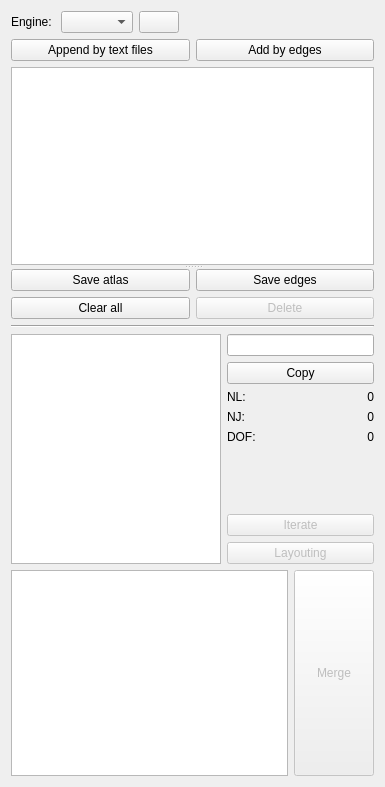
Above: core/synthesis/Collections/Structure.ui from KmolYuan/Pyslvs-UI before the change. Below: the same form after it.
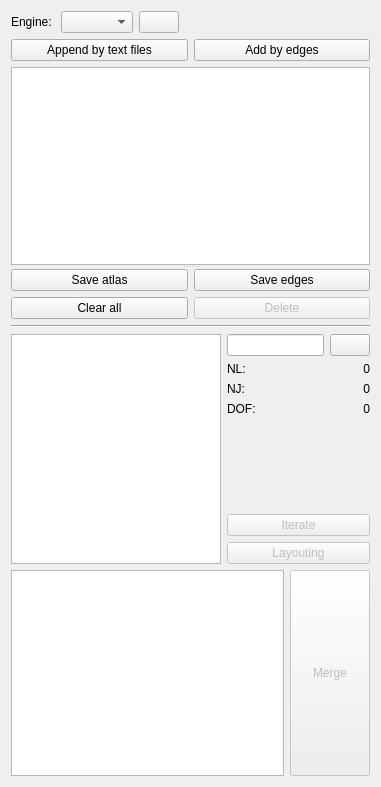
That is the form after the change. Icons and pictures are not drawn.

Commit message: Add copy icon.

The edit to the form file:
```diff
--- a/core/synthesis/Collections/Structure.ui
+++ b/core/synthesis/Collections/Structure.ui
@@ -6,7 +6,7 @@
    <rect>
     <x>0</x>
     <y>0</y>
-    <width>385</width>
+    <width>381</width>
     <height>787</height>
    </rect>
   </property>
@@ -255,6 +255,8 @@
              <number>0</number>
             </property>
             <item>
+             <layout class="QHBoxLayout" name="horizontalLayout_3">
+              <item>
              <widget class="QLineEdit" name="Expression_edges">
               <property name="readOnly">
                <bool>true</bool>
@@ -266,10 +268,13 @@
               <property name="statusTip">
                <string>Copy expression.</string>
               </property>
-              <property name="text">
-               <string>Copy</string>
-              </property>
-             </widget>
+                <property name="icon">
+                 <iconset resource="../../../icons.qrc">
+                  <normaloff>:/icons/copy.png</normaloff>:/icons/copy.png</iconset>
+                </property>
+               </widget>
+              </item>
+             </layout>
             </item>
             <item>
              <layout class="QFormLayout" name="formLayout">
```
Lines whose indentation alone changed are shown as unchanged. The commit also changes 9 other files.
